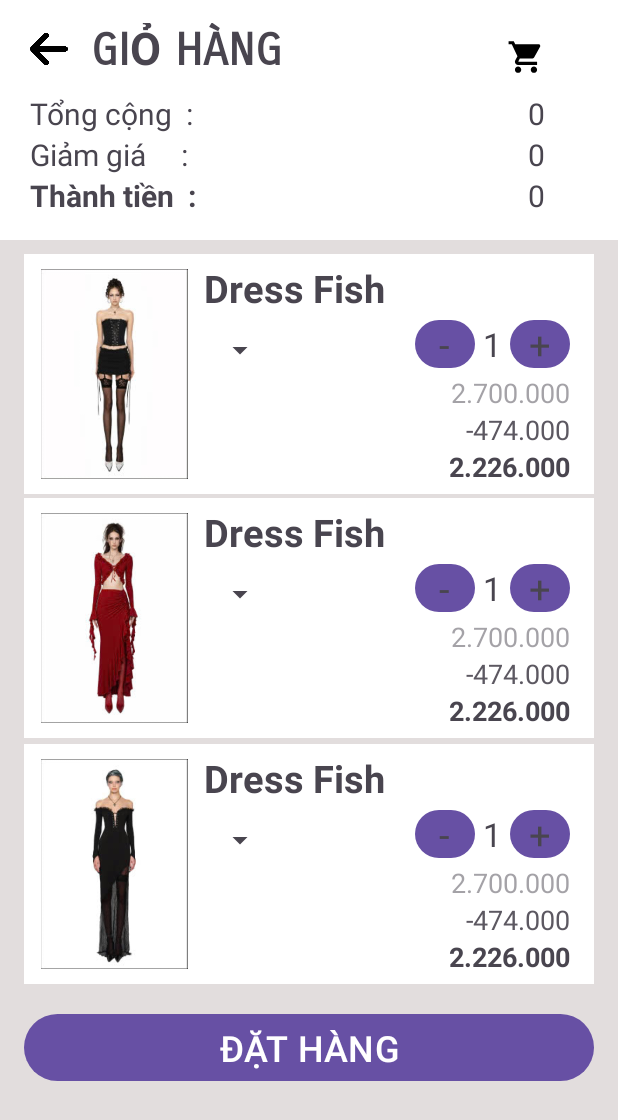
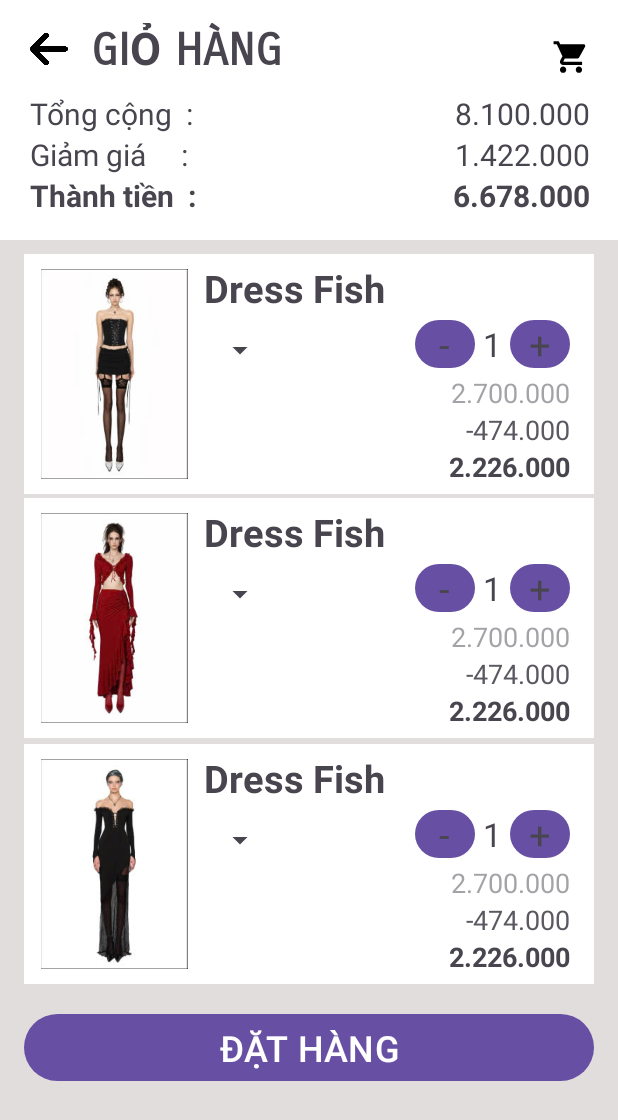
Before and after one commit to ahthog/LTDD_BanQuanAo, an Android app: the GioHangActivity screen opened directly, with no data from a screen before it, on a phone screen of 412 x 824 dp. Shown: the top 1120 px of the screen. Run offline under Robolectric (Android 15) with nearby library versions, the light colour scheme and no system bars.

Commit message:
giỏ hàng

```diff
--- a/app/src/main/res/layout/activity_gio_hang.xml
+++ b/app/src/main/res/layout/activity_gio_hang.xml
@@ -50,7 +50,7 @@
                     android:id="@+id/cart_icon"
                     android:layout_width="25dp"
                     android:layout_height="25dp"
-                    android:layout_marginStart="150dp"
+                    android:layout_marginStart="180dp"
                     android:layout_marginTop="25dp"
                     app:srcCompat="@drawable/ic_giohang_28" />
 
@@ -74,7 +74,7 @@
                     android:id="@+id/tongcong_value"
                     android:layout_width="wrap_content"
                     android:layout_height="wrap_content"
-                    android:text="0"
+                    android:text="8.100.000"
                     android:textSize="20sp" />
             </LinearLayout>
 
@@ -94,8 +94,8 @@
                 <TextView
                     android:id="@+id/giamgia_value"
                     android:layout_width="wrap_content"
-                    android:layout_height="wrap_content"
-                    android:text="0"
+                    android:layout_height="match_parent"
+                    android:text="1.422.000"
                     android:textSize="20sp" />
             </LinearLayout>
 
@@ -117,7 +117,8 @@
                     android:id="@+id/thanhtien_value"
                     android:layout_width="wrap_content"
                     android:layout_height="wrap_content"
-                    android:text="0"
+                    android:text="6.678.000"
+                    android:textStyle="bold"
                     android:textSize="20sp" />
             </LinearLayout>
 
```
